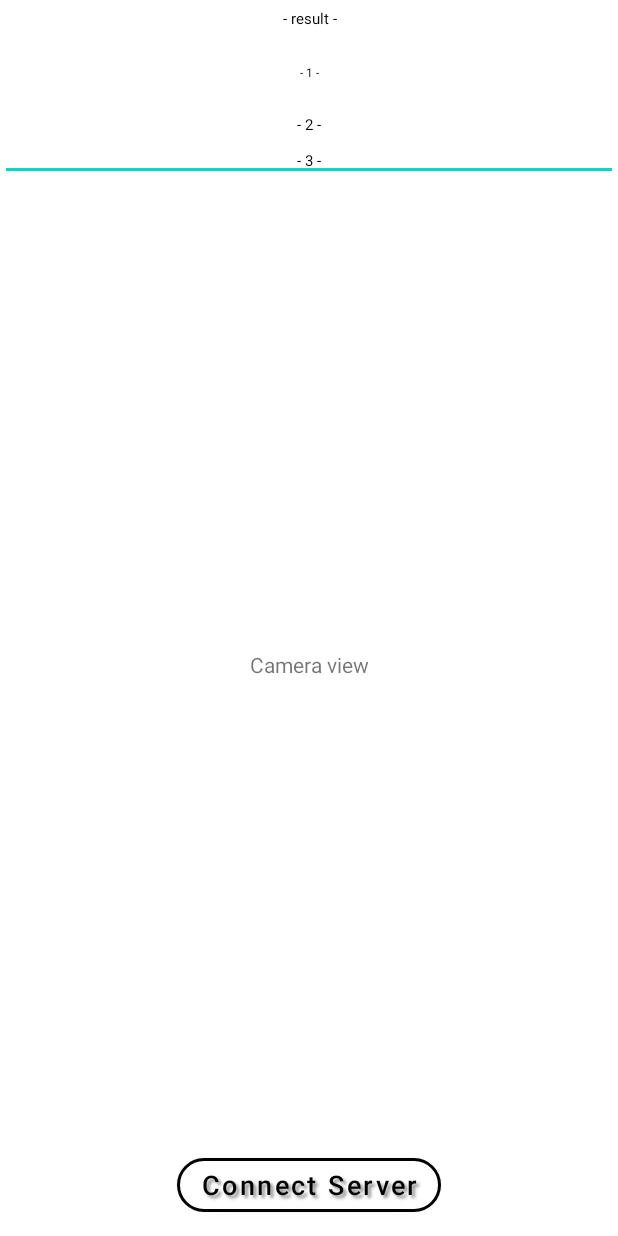
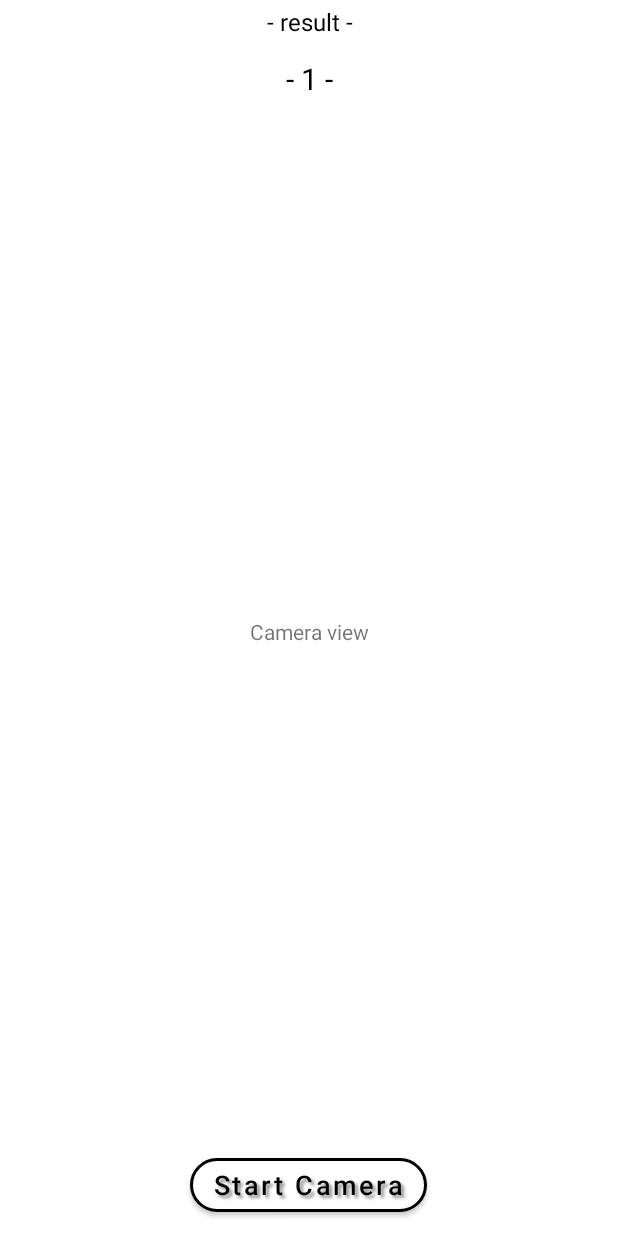
Before and after one commit to Larun1517/SignLanguageTranslator, an Android app: the screen it shows after launch (MainActivity), after a tap on "Connect Server", on a phone screen of 412 x 824 dp. Run offline under Robolectric (Android 15) with nearby library versions, the light colour scheme and no system bars; libraries missing offline, so code that uses them is left out: com.google.mediapipe.formats, com.google.mediapipe.solutioncore, com.google.mediapipe.solutions, org.tensorflow.lite.

Commit message:
소켓통신 완성 및 TTS 추가
개발 상황 공유 목적 커밋

```diff
--- a/SignLanguageTranslatorApp/app/src/main/java/com/example/signlanguagetranslatorapp/MainActivity.java
+++ b/SignLanguageTranslatorApp/app/src/main/java/com/example/signlanguagetranslatorapp/MainActivity.java
@@ -29,6 +29,8 @@ import android.provider.MediaStore;
 import androidx.annotation.NonNull;
 import androidx.appcompat.app.ActionBar;
 import androidx.appcompat.app.AppCompatActivity;
+
+import android.speech.tts.TextToSpeech;
 import android.util.Log;
 import android.view.View;
 import android.widget.Button;
@@ -68,6 +70,7 @@ import java.nio.MappedByteBuffer;
 import java.nio.channels.FileChannel;
 import java.time.LocalTime;
 import java.util.List;
+import java.util.Locale;
 
 /** Main activity of MediaPipe Hands app. */
 public class MainActivity extends AppCompatActivity {
@@ -118,9 +121,12 @@ public class MainActivity extends AppCompatActivity {
     private DataInputStream dataInput;
     private String ip = "211.106.58.229";
     private int port = 8080;
-    private int bufferSize = 1024;
+    private int bufferSize = 256;
     private static String CONNECT_MSG = "connect";
     private static String STOP_MSG = "stop";
+
+    // tts
+    private TextToSpeech tts;
 
     // Views
     /*
@@ -138,10 +144,34 @@ public class MainActivity extends AppCompatActivity {
         ActionBar actionBar = getSupportActionBar();
         actionBar.hide();
 
+        tts = new TextToSpeech(this, new TextToSpeech.OnInitListener() {
+            @Override
+            public void onInit(int status) {
+                if (status == TextToSpeech.SUCCESS) {
+                    //tts.setLanguage(Locale.KOREA);
+                    tts.setLanguage(Locale.ENGLISH);
+                }
+            }
+        });
+
         Button startCameraButton = findViewById(R.id.button_start_camera);
         startCameraButton.setVisibility(View.GONE);
 
-        setServerConnection();
+        Button ServerButton = findViewById(R.id.button_connect);
+        ServerButton.setOnClickListener(
+                v -> {
+                    // 서버 연결
+                    //Connect connect = new Connect();
+                    //connect.execute(CONNECT_MSG);
+                    ServerConnect serverConnect = new ServerConnect();
+                    serverConnect.start();
+
+
+                    //Button startCameraButton = findViewById(R.id.button_start_camera);
+                    startCameraButton.setVisibility(View.VISIBLE);
+                    ServerButton.setVisibility(View.GONE);
+                    setupLiveDemoUiComponents();
+                });
         //setupLiveDemoUiComponents();
     }
 
@@ -171,79 +201,132 @@ public class MainActivity extends AppCompatActivity {
     }
 
     /** 서버 연결 */
-    private void setServerConnection() {
-        Button ServerButton = findViewById(R.id.button_connect);
-        ServerButton.setOnClickListener(
-                v -> {
-                    Connect connect = new Connect();
-                    connect.execute(CONNECT_MSG);
-                });
-
-        //카메라 시작 대기상태로
-        /*
-        //Button ServerButton = findViewById(R.id.button_start_camera);
-        //Button startCameraButton = findViewById(R.id.button_start_camera);
-        ServerButton.setVisibility(View.GONE);
-        startCameraButton.setVisibility(View.VISIBLE);
-        setupLiveDemoUiComponents();
-        */
-    }
-    private class Connect extends AsyncTask<String , String, Void> {
-        String output_message;
-        String input_message;
-
-        @Override
-        protected Void doInBackground(String[] strings) {
+    class ServerConnect extends Thread {
+        public void run() {
             try {
                 client = new Socket(ip, port);
                 dataOutput = new DataOutputStream(client.getOutputStream());
                 dataInput = new DataInputStream(client.getInputStream());
-                output_message = strings[0];
-                output_message = "123.123,56,/789.787,34";
+                String output_message = "Hello#";
                 dataOutput.writeBytes(output_message);
+                Thread.sleep(100);
+
+                DataReceive receive = new DataReceive();
+                DataSend send = new DataSend();
+                receive.start();
+                send.start();
 
             } catch (Exception e) {
                 Log.w("??", e);
             }
+        }
+    }
+    class DataReceive extends Thread {
+        String output_message;
 
-            while (true){
-                try {
-                    byte[] buf = new byte[bufferSize];
-                    int read_Byte  = dataInput.read(buf);
-                    input_message = new String(buf, 0, read_Byte);
-                    if (!input_message.equals(STOP_MSG)){
-                        publishProgress(input_message);
+        public void run() {
+            while (true) {
+                if (stackedData[0] != null) {
+                    try {
+                        // 데이터 보내기
+                        output_message = "";
+                        for (int i=0; i<dataSize; i++) {
+                            output_message += stackedData[i] + "/";
+                        }
+                        output_message += stackedData[dataSize] + "#";
+                        stackedData = new String[dataSize+1];
+
+                        dataOutput.writeBytes(output_message);
+                        Thread.sleep(2);
+
+                    } catch (Exception e) {
+                        Log.w("????", e);
                     }
-                    else{
-                        break;
-                    }
-                    Thread.sleep(2);
-                } catch (Exception e) {
-                    Log.w("????", e);
                 }
             }
-            return null;
         }
+    }
+    class DataSend extends Thread {
+        String input_message;
 
-        @Override
-        protected void onProgressUpdate(String[] params) {
-            TextView result2 = (TextView)findViewById(R.id.result2);
-            TextView result3 = (EditText)findViewById(R.id.result3);
-            result2.setText(""); // Clear the chat box
-            result2.append("보낸 메세지: " + output_message );
-            result3.setText(""); // Clear the chat box
-            result3.append("받은 메세지: " + params[0]);
-        }
+        public void run() {
+            while (true){
+                if (stackedData[0] != null) {
+                    try {
+                        //데이터 받기
+                        byte[] buf;
+                        int read_Byte;
+                        buf = new byte[bufferSize];
+                        read_Byte  = dataInput.read(buf);
+                        input_message = new String(buf, 0, read_Byte);
+                        String temp = input_message.intern();
 
-        @Override
-        protected void onCancelled() {
-            // cancel() 메소드가 호출되었을때 즉,
-            // 강제로 취소하라는 명령이 호출되었을 때
-            // 스레드가 취소되기 전에 수행할 작업(메인 스레드)
-            // super.onCancelled();
+                        while (temp != "endprocess") {
+                            SentenceUpdate(input_message);
+                            Thread.sleep(2);
+
+                            buf = new byte[bufferSize];
+                            read_Byte  = dataInput.read(buf);
+                            input_message = new String(buf, 0, read_Byte);
+                        }
+                        Thread.sleep(2);
+
+                    } catch (Exception e) {
+                        Log.w("????", e);
+                    }
+                }
+            }
         }
     }
 
+    // 문장 업데이트
+    private void SentenceUpdate(String recieveData){
+        // 기존 단어와 다른 단어가 인식되었을 때
+        String this_action = recieveData;
+        if (word != this_action) {
+            // 일단 문장에 추가
+            sentence[sentence_index] = this_action;
+            sentence_index++;
+
+            // 단어간 인식 텀이 너무 길면 문장 초기화
+            if (System.currentTimeMillis()-term > 6000) {
+                sentence = new String[] {"","","","","","","","","","","","","","","","","","","",""};
+                sentence[0] = this_action;
+                sentence_index = 1;
+
+                // 새 단어가 충분한 시간동안 인식되었으면 통과
+            } else if (System.currentTimeMillis()-term > 2000) {
+                // 이전 단어가 "?" 였다면 삭제
+                if (sentence[sentence_index-2] == "?") {
+                    sentence[sentence_index-2] = sentence[sentence_index-1];
+                    sentence[sentence_index-1] = "";
+                    sentence_index--;
+                } else {
+                    TTS(sentence[sentence_index-2]);
+                }
+
+                // 너무 짧은 시간동안 인식 변동이 있었다면 삭제
+            } else {
+                sentence[sentence_index-2] = sentence[sentence_index-1];
+                sentence[sentence_index-1] = "";
+                sentence_index--;
+            }
+
+            // 단어 및 시간 초기화
+            word = "?";
+            term = System.currentTimeMillis();
+        }
+    }
+
+    // TTS
+    private void TTS(String inputText) {
+        tts.setPitch((float)0.6); // 음성 톤 높이
+        tts.setSpeechRate((float)0.1); // 음성 속도
+
+        //QUEUE_FLUSH - 진행중인 출력을 끊고 출력
+        //QUEUE_ADD - 진행중인 출력이 끝난 후에 출력
+        tts.speak(inputText, TextToSpeech.QUEUE_ADD, null);
+    }
 
     /** Sets up the UI components for the live demo with camera input. */
     private void setupLiveDemoUiComponents() {
@@ -374,7 +457,8 @@ public class MainActivity extends AppCompatActivity {
     // 수어 인식
     private void signDetectData(HandsResult result) {
 
-        TextView resultText = (TextView)findViewById(R.id.resultText);
+        TextView resultText0 = (TextView)findViewById(R.id.resultText0);
+        TextView resultText1 = (TextView)findViewById(R.id.resultText1);
         String printText = "";
         for (int t=0; t<20; t++) {
             if (sentence[t] == "") {
@@ -383,7 +467,8 @@ public class MainActivity extends AppCompatActivity {
                 printText = printText + " " + sentence[t];
             }
         }
-        resultText.setText(Float.toString(Math.round((System.currentTimeMillis() - term)/100)/10.0f) + printText);
+        resultText0.setText(Float.toString(Math.round((System.currentTimeMillis() - term)/100)/10.0f) + "s");
+        resultText1.setText(printText);
 
         if (result.multiHandLandmarks().isEmpty()) {
             return;
@@ -396,12 +481,14 @@ public class MainActivity extends AppCompatActivity {
 
             String data = "";
             // 조인트 좌표와 각도 평탄화
-            for (int k=0; k<21; k++) {
+            for (int k=0; k<20; k++) {
                 data += joint.get(k).getX() + ",";
                 data += joint.get(k).getY() + ",";
                 data += joint.get(k).getZ() + ",";
-                data += "0";
             }
+            data += joint.get(20).getX() + ",";
+            data += joint.get(20).getY() + ",";
+            data += joint.get(20).getZ();
             // 데이터 축적
             for (int k=0; k<dataSize; k++) {
                 stackedData[k] = stackedData[k+1];
--- a/SignLanguageTranslatorApp/app/src/main/res/layout/activity_main.xml
+++ b/SignLanguageTranslatorApp/app/src/main/res/layout/activity_main.xml
@@ -7,50 +7,28 @@
     android:orientation="vertical">
 
     <TextView
-        android:id="@+id/resultText"
+        android:id="@+id/resultText0"
         android:layout_width="match_parent"
         android:layout_height="wrap_content"
         android:gravity="center"
         android:layout_gravity="center"
         android:textColor="#000000"
-        android:padding="5dp"
-        android:textSize="10dp"
+        android:padding="3dp"
+        android:textSize="16dp"
         android:singleLine="true"
         android:text="- result -" />
 
     <TextView
-        android:id="@+id/result1"
+        android:id="@+id/resultText1"
         android:layout_width="match_parent"
         android:layout_height="48dp"
         android:gravity="center"
         android:layout_gravity="center"
         android:textColor="#000000"
         android:padding="3dp"
-        android:textSize="8dp"
+        android:textSize="20dp"
         android:singleLine="false"
         android:text="- 1 -" />
-    <TextView
-        android:id="@+id/result2"
-        android:layout_width="match_parent"
-        android:layout_height="wrap_content"
-        android:gravity="center"
-        android:layout_gravity="center"
-        android:textColor="#000000"
-        android:padding="3dp"
-        android:textSize="10dp"
-        android:singleLine="true"
-        android:text="- 2 -" />
-    <EditText
-        android:id="@+id/result3"
-        android:layout_width="match_parent"
-        android:layout_height="wrap_content"
-        android:gravity="center"
-        android:layout_gravity="center"
-        android:textColor="#000000"
-        android:padding="3dp"
-        android:textSize="10dp"
-        android:singleLine="true"
-        android:text="- 3 -" />
 
     <FrameLayout
         android:id="@+id/preview_display_layout"
```
